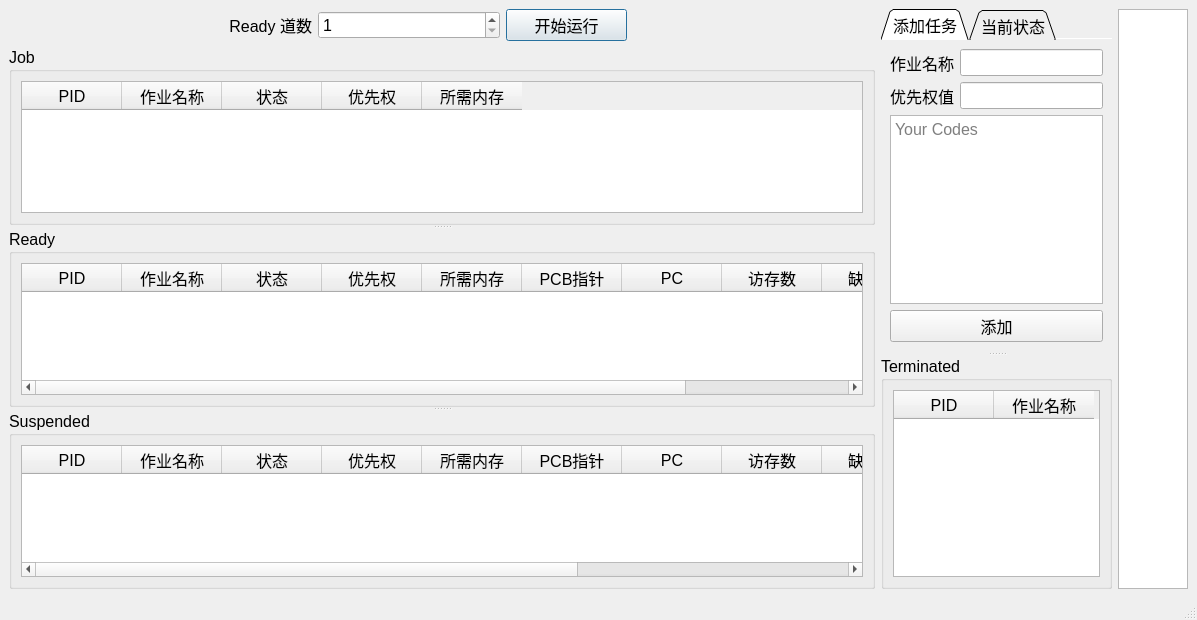
Hk4Fun/OS-simulator, file mainwindow.ui: the form before one commit.
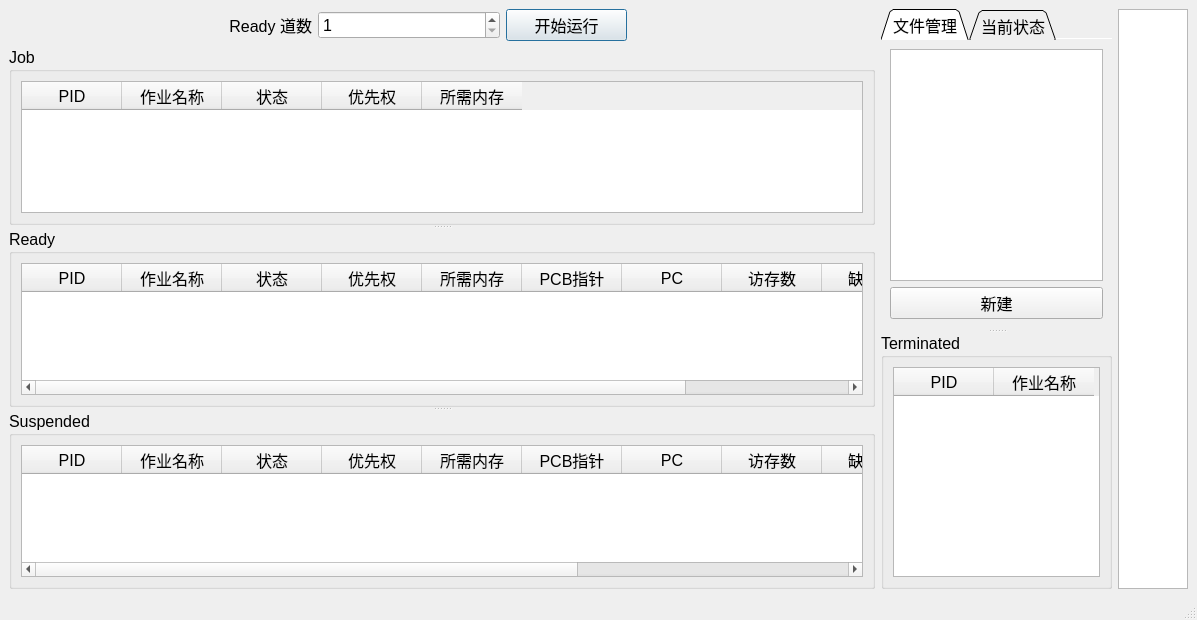
The form after the commit.

The edit to the form file:
```diff
--- a/mainwindow.ui
+++ b/mainwindow.ui
@@ -382,58 +382,16 @@
        </property>
        <widget class="QWidget" name="AddJobTabWidgetPage1">
         <attribute name="title">
-         <string>添加任务</string>
+         <string>文件管理</string>
         </attribute>
-        <layout class="QVBoxLayout" name="verticalLayout_6" stretch="1,1,4,2">
+        <layout class="QVBoxLayout" name="verticalLayout_6">
          <item>
-          <layout class="QHBoxLayout" name="horizontalLayout_2">
-           <item>
-            <widget class="QLabel" name="AddJobNameLabel">
-             <property name="text">
-              <string>作业名称</string>
-             </property>
-            </widget>
-           </item>
-           <item>
-            <widget class="QLineEdit" name="AddJobNameEdit"/>
-           </item>
-          </layout>
+          <widget class="QTableWidget" name="fileList"/>
          </item>
          <item>
-          <layout class="QHBoxLayout" name="horizontalLayout_3">
-           <item>
-            <widget class="QLabel" name="AddJobPriorityLabel">
-             <property name="text">
-              <string>优先权值</string>
-             </property>
-            </widget>
-           </item>
-           <item>
-            <widget class="QLineEdit" name="AddJobPriorityEdit"/>
-           </item>
-          </layout>
-         </item>
-         <item>
-          <widget class="QTextEdit" name="JobText">
-           <property name="placeholderText">
-            <string>Your Codes</string>
-           </property>
-          </widget>
-         </item>
-         <item>
-          <widget class="QPushButton" name="AddJobButton">
-           <property name="font">
-            <font>
-             <pointsize>12</pointsize>
-             <weight>50</weight>
-             <italic>false</italic>
-             <bold>false</bold>
-             <underline>false</underline>
-             <strikeout>false</strikeout>
-            </font>
-           </property>
+          <widget class="QPushButton" name="NewFile">
            <property name="text">
-            <string>添加</string>
+            <string>新建</string>
            </property>
           </widget>
          </item>
```
Left out of the diff: 2 changed lines with no effect on the pictures.
